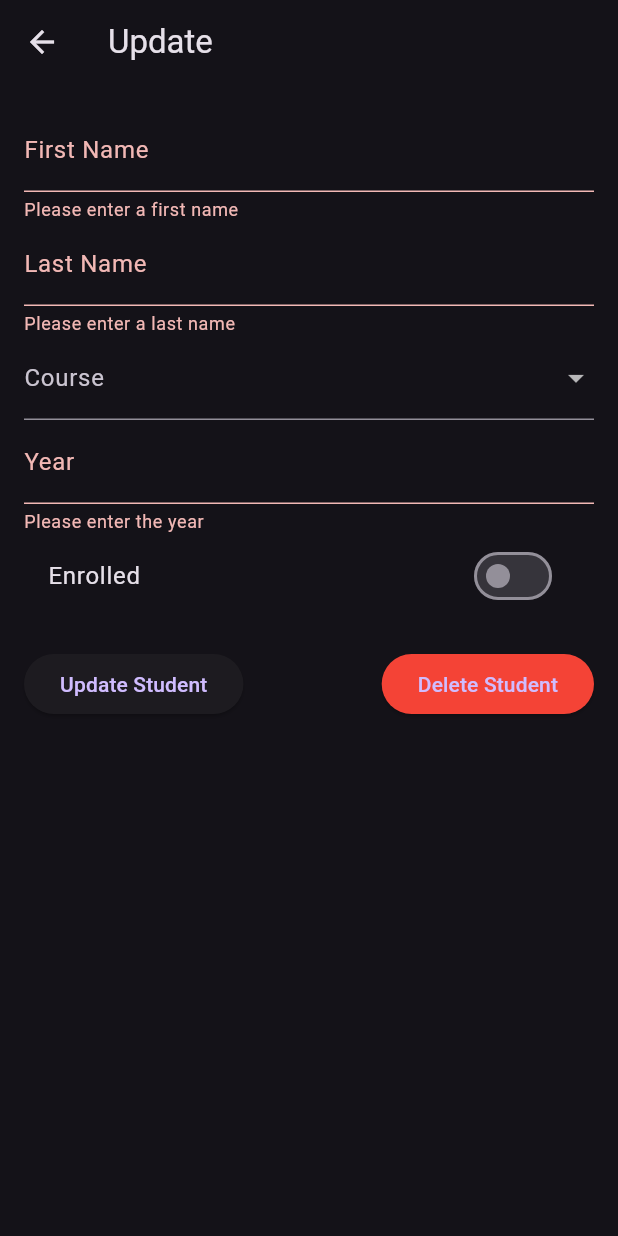
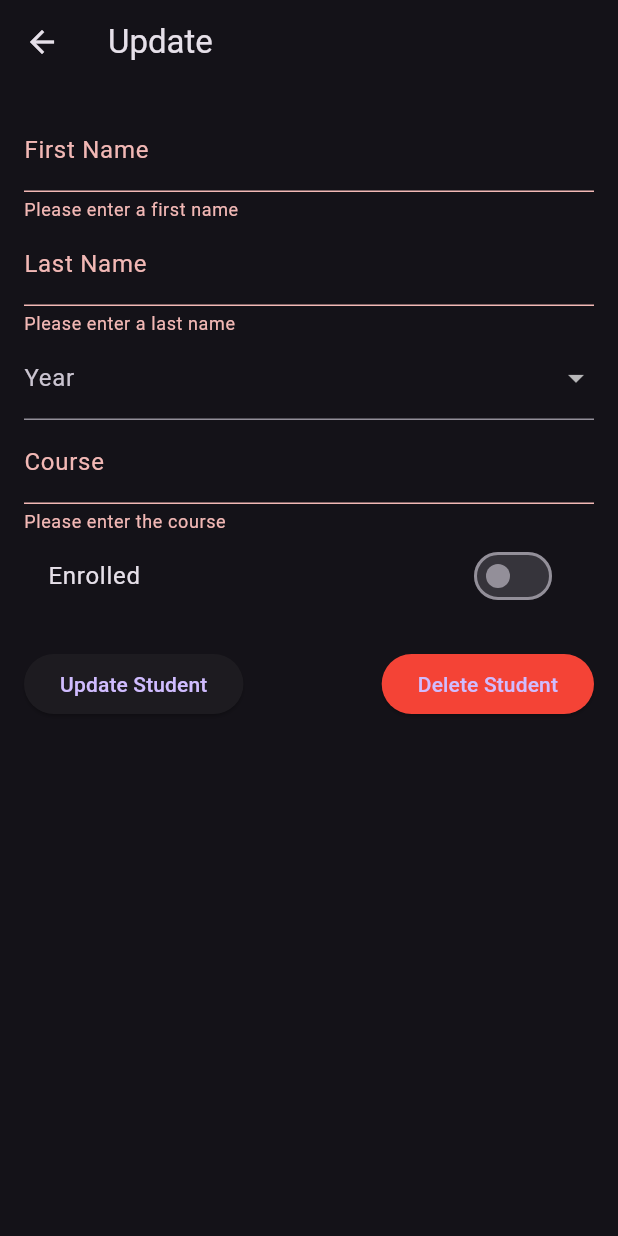
Before and after one commit to Kuhwu/flutter_crud, a Flutter app: the Updatepage screen opened directly with empty values, after a tap on "Update Student", on a phone screen of 412 x 824 dp. Run offline on Flutter 3.47's test engine with Material 3 defaults, Android fonts, the phone set to English and light mode, and no system bars; network calls fail.

Commit message:
Final CRUD

```diff
--- a/lib/updatepage.dart
+++ b/lib/updatepage.dart
@@ -12,33 +12,35 @@ class Updatepage extends StatefulWidget {
 }
 
 class _UpdatepageState extends State<Updatepage> {
+  late Future<List<Student>> studentsFuture;
+
   final _formKey = GlobalKey<FormState>();
 
   late TextEditingController _firstnameController;
   late TextEditingController _lastnameController;
-  late String _selectedCourse;
-  late TextEditingController _yearController;
+  late TextEditingController _courseController;
+  late String _selectedYear;
   late bool _enrolled;
 
-  final List<String> _courses = [
-    'BSCE',
-    'BSIT',
-    'BSBA',
-    'BSED',
-    'BSARCH',
-    'BSCRIM',
-    'BSHM'
+  final List<String> _year = [
+    'First Year',
+    'Second Year',
+    'Third Year',
+    'Fourth Year',
   ];
 
   @override
   void initState() {
     super.initState();
 
+    studentsFuture = Api.getPerson();
+
     _firstnameController =
         TextEditingController(text: widget.student.firstname);
     _lastnameController = TextEditingController(text: widget.student.lastname);
-    _selectedCourse = widget.student.course;
-    _yearController = TextEditingController(text: widget.student.year);
+    _selectedYear = widget.student.year;
+    _courseController = TextEditingController(
+        text: widget.student.course.toString());
     _enrolled = widget.student.enrolled ?? false;
   }
 
@@ -46,7 +48,7 @@ class _UpdatepageState extends State<Updatepage> {
   void dispose() {
     _firstnameController.dispose();
     _lastnameController.dispose();
-    _yearController.dispose();
+    _courseController.dispose();
     super.dispose();
   }
 
@@ -55,8 +57,8 @@ class _UpdatepageState extends State<Updatepage> {
     Map<String, dynamic> updatedData = {
       'firstname': _firstnameController.text,
       'lastname': _lastnameController.text,
-        'course': _selectedCourse,
-        'year': _yearController.text,
+      'course': _courseController.text,
+      'year': _selectedYear,
       'enrolled': _enrolled,
     };
 
@@ -65,7 +67,7 @@ class _UpdatepageState extends State<Updatepage> {
         SnackBar(content: Text("Student updated successfully")),
       );
 
-        Navigator.pop(context, updatedData);
+      Navigator.pop(context, true);
     }).catchError((error) {
       ScaffoldMessenger.of(context).showSnackBar(
         SnackBar(content: Text("Failed to update student: $error")),
@@ -74,18 +76,45 @@ class _UpdatepageState extends State<Updatepage> {
   }
 }
 
-  void _deleteStudent() {
-    Api.deleteStudent(widget.student.id).then((_) {
+
+  void _deleteStudent(String studentId) {
+    showDialog(
+      context: context,
+      builder: (BuildContext context) {
+        return AlertDialog(
+          title: Text("Delete Confirmation"),
+          content: Text("Are you sure you want to delete this student?"),
+          actions: [
+            TextButton(
+              child: Text("Cancel"),
+              onPressed: () {
+                Navigator.of(context).pop();
+              },
+            ),
+            TextButton(
+              child: Text("Delete"),
+              onPressed: () {
+                Navigator.of(context).pop();
+                Api.deleteStudent(studentId).then((_) {
                   ScaffoldMessenger.of(context).showSnackBar(
-        SnackBar(content: Text("Student deleted successfully")),
+                    SnackBar(
+                      content: Text('Student deleted successfully!'),
+                    ),
                   );
-
-      Navigator.pop(context, null);
+                  Navigator.pop(context, true);
                 }).catchError((error) {
                   ScaffoldMessenger.of(context).showSnackBar(
-        SnackBar(content: Text("Failed to delete student: $error")),
+                    SnackBar(
+                      content: Text('Failed to delete student: $error'),
+                    ),
                   );
                 });
+              },
+            ),
+          ],
+        );
+      },
+    );
   }
 
   @override
@@ -122,26 +151,26 @@ class _UpdatepageState extends State<Updatepage> {
                 },
               ),
               DropdownButtonFormField<String>(
-                value: _selectedCourse,
-                decoration: InputDecoration(labelText: 'Course'),
-                items: _courses.map((course) {
+                value: _selectedYear,
+                decoration: InputDecoration(labelText: 'Year'),
+                items: _year.map((year) {
                   return DropdownMenuItem(
-                    value: course,
-                    child: Text(course),
+                    value: year,
+                    child: Text(year),
                   );
                 }).toList(),
                 onChanged: (value) {
                   setState(() {
-                    _selectedCourse = value!;
+                    _selectedYear = value!;
                   });
                 },
               ),
               TextFormField(
-                controller: _yearController,
-                decoration: InputDecoration(labelText: 'Year'),
+                controller: _courseController,
+                decoration: InputDecoration(labelText: 'Course'),
                 validator: (value) {
                   if (value == null || value.isEmpty) {
-                    return 'Please enter the year';
+                    return 'Please enter the course';
                   }
                   return null;
                 },
@@ -164,7 +193,10 @@ class _UpdatepageState extends State<Updatepage> {
                     child: Text('Update Student'),
                   ),
                   ElevatedButton(
-                    onPressed: _deleteStudent,
+                    onPressed: () {
+                      _deleteStudent(
+                          widget.student.id); // Pass the student ID here
+                    },
                     style: ElevatedButton.styleFrom(
                       backgroundColor: Colors.red,
                     ),
```
Also changed, not shown: lib/createpage.dart (+93 -134 lines), lib/main.dart (+5 -2 lines), lib/model/student_model.dart (+5 -5 lines), lib/readpage.dart (+26 -25 lines), lib/services/api.dart (+6 -7 lines), pubspec.lock. Lines whose indentation alone changed are shown as unchanged.
